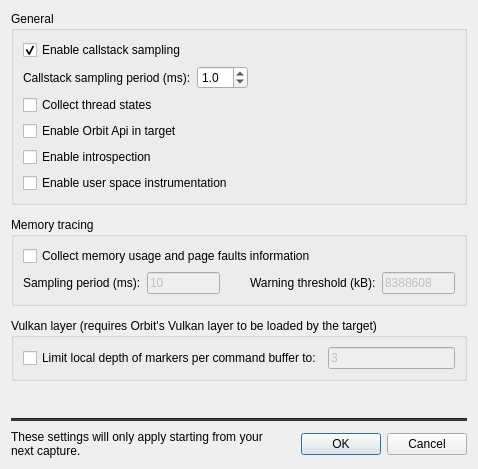
Before: the Qt Designer form src/OrbitQt/CaptureOptionsDialog.ui in google/orbit, drawn with Qt 5.
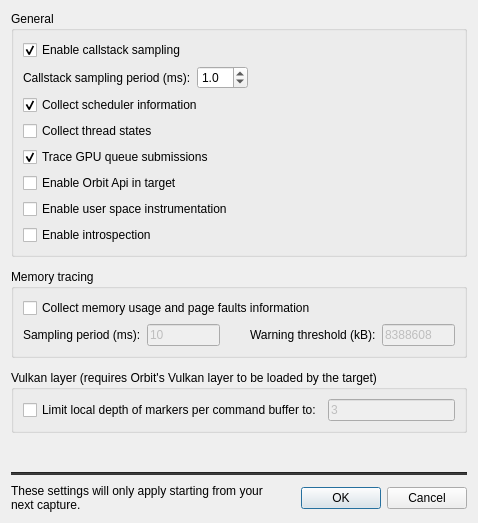
After: the same form once the commit is applied.

Commit message: Add scheduler info and GPU executions to "Capture Options" in --devmode (#2840)

The edit to the form file:
```diff
--- a/src/OrbitQt/CaptureOptionsDialog.ui
+++ b/src/OrbitQt/CaptureOptionsDialog.ui
@@ -10,7 +10,7 @@
     <x>0</x>
     <y>0</y>
     <width>478</width>
-    <height>469</height>
+    <height>523</height>
    </rect>
   </property>
   <property name="windowTitle">
@@ -87,6 +87,16 @@
           </item>
          </layout>
         </item>
+        <item>
+         <widget class="QCheckBox" name="schedulerCheckBox">
+          <property name="text">
+           <string>Collect scheduler information</string>
+          </property>
+          <property name="checked">
+           <bool>true</bool>
+          </property>
+         </widget>
+        </item>
         <item>
          <widget class="QCheckBox" name="threadStateCheckBox">
           <property name="text">
@@ -94,6 +104,16 @@
           </property>
          </widget>
         </item>
+        <item>
+         <widget class="QCheckBox" name="gpuSubmissionsCheckBox">
+          <property name="text">
+           <string>Trace GPU queue submissions</string>
+          </property>
+          <property name="checked">
+           <bool>true</bool>
+          </property>
+         </widget>
+        </item>
         <item>
          <widget class="QCheckBox" name="apiCheckBox">
           <property name="text">
@@ -101,13 +121,6 @@
           </property>
          </widget>
         </item>
-        <item>
-         <widget class="QCheckBox" name="introspectionCheckBox">
-          <property name="text">
-           <string>Enable introspection</string>
-          </property>
-         </widget>
-        </item>
         <item>
          <widget class="QCheckBox" name="userspaceCheckBox">
           <property name="visible">
@@ -118,6 +131,13 @@
           </property>
          </widget>
         </item>
+        <item>
+         <widget class="QCheckBox" name="introspectionCheckBox">
+          <property name="text">
+           <string>Enable introspection</string>
+          </property>
+         </widget>
+        </item>
        </layout>
       </widget>
      </item>
```
The commit also changes 7 other files.
